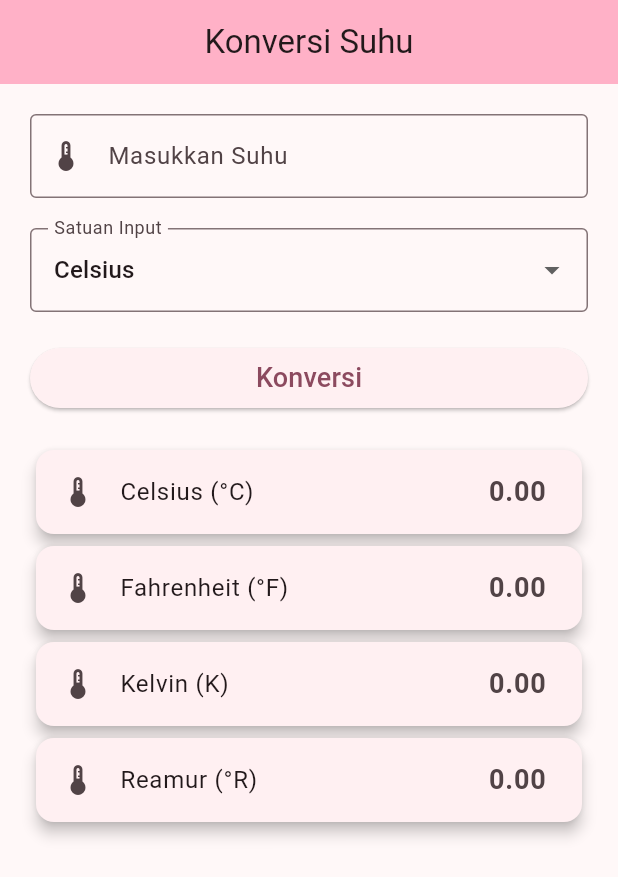
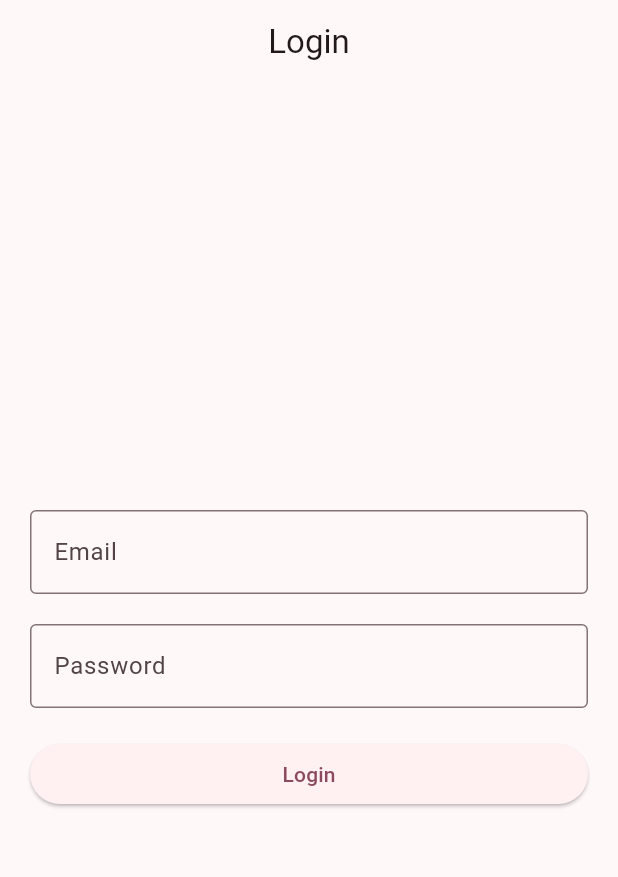
Before and after one commit to nadhiada/praktikum-flutter, a Flutter app: the screen it shows after launch, on a phone screen of 412 x 824 dp. Shown: the top 877 px of the screen. Run offline on Flutter 3.47's test engine with Material 3 defaults, Android fonts, the light colour scheme and no system bars; our stand-ins replace firebase_auth, firebase_core; accounts and stored records are empty.

Commit message:
Menambahkan aplikasi konversi suhu dengan Firebase Auth dan Provider

```diff
--- /dev/null
+++ b/konversi_suhu_nadhia/lib/auth_service.dart
@@ -0,0 +1,32 @@
+import 'package:firebase_auth/firebase_auth.dart';
+
+class AuthService {
+
+  final FirebaseAuth _auth = FirebaseAuth.instance;
+
+  Future<User?> signIn(
+      String email,
+      String password,
+      ) async {
+
+    try {
+
+      UserCredential userCredential =
+      await _auth.signInWithEmailAndPassword(
+        email: email,
+        password: password,
+      );
+
+      return userCredential.user;
+
+    } catch (e) {
+
+      return null;
+
+    }
+  }
+
+  Future<void> signOut() async {
+    await _auth.signOut();
+  }
+}
--- /dev/null
+++ b/konversi_suhu_nadhia/lib/login_page.dart
@@ -0,0 +1,112 @@
+import 'package:flutter/material.dart';
+
+import 'auth_service.dart';
+import 'home_page.dart';
+
+class LoginPage extends StatefulWidget {
+  const LoginPage({super.key});
+
+  @override
+  State<LoginPage> createState() => _LoginPageState();
+}
+
+class _LoginPageState extends State<LoginPage> {
+
+  final emailController = TextEditingController();
+
+  final passwordController = TextEditingController();
+
+  final AuthService authService = AuthService();
+
+  @override
+  Widget build(BuildContext context) {
+
+    return Scaffold(
+
+      appBar: AppBar(
+        title: const Text("Login"),
+        centerTitle: true,
+      ),
+
+      body: Padding(
+
+        padding: const EdgeInsets.all(20),
+
+        child: Column(
+
+          mainAxisAlignment: MainAxisAlignment.center,
+
+          children: [
+
+            TextField(
+              controller: emailController,
+
+              decoration: const InputDecoration(
+                labelText: "Email",
+                border: OutlineInputBorder(),
+              ),
+            ),
+
+            const SizedBox(height: 20),
+
+            TextField(
+              controller: passwordController,
+              obscureText: true,
+
+              decoration: const InputDecoration(
+                labelText: "Password",
+                border: OutlineInputBorder(),
+              ),
+            ),
+
+            const SizedBox(height: 20),
+
+            SizedBox(
+              width: double.infinity,
+
+              child: ElevatedButton(
+
+                onPressed: () async {
+
+                  var user = await authService.signIn(
+                    emailController.text,
+                    passwordController.text,
+                  );
+
+                  if(user != null) {
+
+                    ScaffoldMessenger.of(context).showSnackBar(
+                      const SnackBar(
+                        content: Text("Login Berhasil"),
+                      ),
+                    );
+
+                    Navigator.pushReplacement(
+                      context,
+                      MaterialPageRoute(
+                        builder: (_) => const HomePage(),
+                      ),
+                    );
+
+                  } else {
+
+                    ScaffoldMessenger.of(context).showSnackBar(
+                      const SnackBar(
+                        content: Text("Login Gagal"),
+                      ),
+                    );
+
+                  }
+
+                },
+
+                child: const Text("Login"),
+              ),
+            )
+
+          ],
+        ),
+      ),
+    );
+  }
+}
--- a/konversi_suhu_nadhia/lib/main.dart
+++ b/konversi_suhu_nadhia/lib/main.dart
@@ -1,14 +1,26 @@
 import 'package:flutter/material.dart';
 import 'package:provider/provider.dart';
-import 'home_page.dart';
+import 'package:firebase_core/firebase_core.dart';
+
+import 'firebase_options.dart';
+import 'login_page.dart';
 import 'temperature_provider.dart';
 
-void main() {
+void main() async {
+
+  WidgetsFlutterBinding.ensureInitialized();
+
+  await Firebase.initializeApp(
+    options: DefaultFirebaseOptions.currentPlatform,
+  );
+
   runApp(
+
     ChangeNotifierProvider(
       create: (_) => TemperatureProvider(),
       child: const MyApp(),
     ),
+
   );
 }
 
@@ -17,14 +29,32 @@ class MyApp extends StatelessWidget {
 
   @override
   Widget build(BuildContext context) {
+
     return MaterialApp(
+
       title: 'Konversi Suhu Nadhia',
+
       debugShowCheckedModeBanner: false,
+
       theme: ThemeData(
-        colorScheme: ColorScheme.fromSeed(seedColor: const Color.fromARGB(255, 255, 179, 200)),
+
+        colorScheme: ColorScheme.fromSeed(
+
+          seedColor: const Color.fromARGB(
+            255,
+            255,
+            179,
+            200,
+          ),
+
+        ),
+
         useMaterial3: true,
+
       ),
-      home: const HomePage(),
+
+      home: const LoginPage(),
+
     );
   }
 }
--- a/konversi_suhu_nadhia/pubspec.yaml
+++ b/konversi_suhu_nadhia/pubspec.yaml
@@ -35,6 +35,8 @@ dependencies:
   # Use with the CupertinoIcons class for iOS style icons.
   cupertino_icons: ^1.0.8
   provider: ^6.1.5+1
+  firebase_core: ^3.6.0
+  firebase_auth: ^5.3.1
 
 dev_dependencies:
   flutter_test:
```
Also changed, not shown: konversi_suhu_nadhia/lib/home_page.dart (+129 -10 lines), konversi_suhu_nadhia/firebase.json (added), konversi_suhu_nadhia/lib/firebase_options.dart (added), konversi_suhu_nadhia/pubspec.lock, 7 other files.
